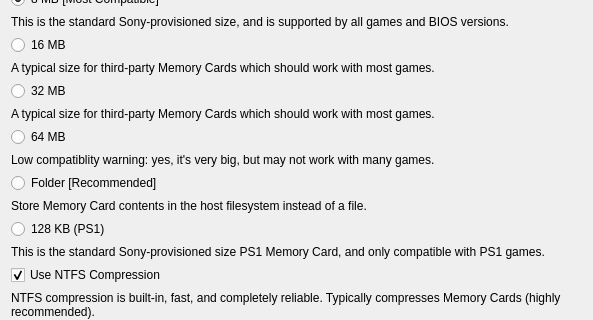
Above: pcsx2-qt/Settings/CreateMemoryCardDialog.ui from PCSX2/pcsx2 before the change; both pictures show x 0 to 593 and y 134 to 454 of the 593 by 545 pixel window. Below: the same form after it.
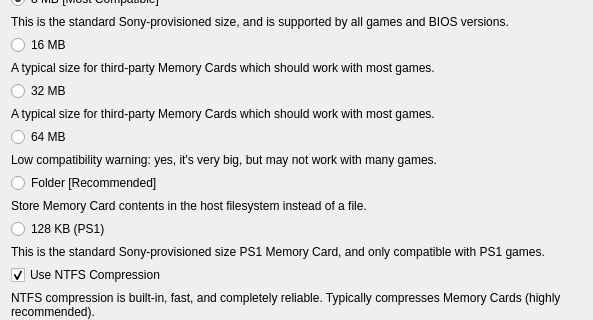
That is the form after the change. Icons and pictures are not drawn.

Diff of the .ui file:
```diff
--- a/pcsx2-qt/Settings/CreateMemoryCardDialog.ui
+++ b/pcsx2-qt/Settings/CreateMemoryCardDialog.ui
@@ -166,7 +166,7 @@
      <item>
       <widget class="QLabel" name="label_7">
        <property name="text">
-        <string>Low compatiblity warning: yes, it's very big, but may not work with many games.</string>
+        <string>Low compatibility warning: yes, it's very big, but may not work with many games.</string>
        </property>
        <property name="alignment">
         <set>Qt::AlignLeading|Qt::AlignLeft|Qt::AlignTop</set>
```
